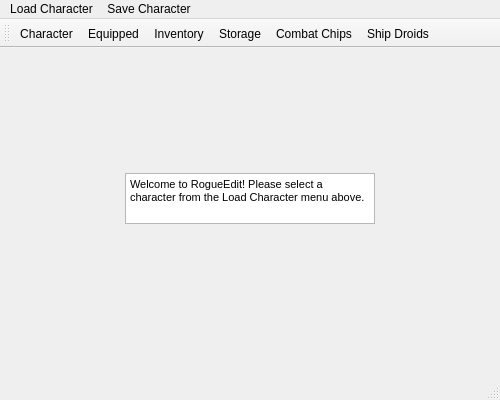
First picture: the form in mainwindow.ui, repository murfalo/RogueEdit, before the edit.
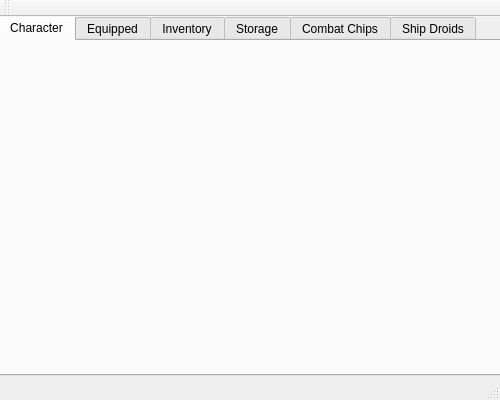
Second picture: the form after the edit.

Diff of the .ui file:
```diff
--- a/mainwindow.ui
+++ b/mainwindow.ui
@@ -49,31 +49,49 @@
 &lt;p style=&quot; margin-top:0px; margin-bottom:0px; margin-left:0px; margin-right:0px; -qt-block-indent:0; text-indent:0px;&quot;&gt;&lt;span style=&quot; font-size:8pt;&quot;&gt;Welcome to RogueEdit! Please select a character from the Load Character menu above.&lt;/span&gt;&lt;/p&gt;&lt;/body&gt;&lt;/html&gt;</string>
     </property>
    </widget>
-  </widget>
-  <widget class="QMenuBar" name="menuBar">
-   <property name="geometry">
-    <rect>
-     <x>0</x>
-     <y>0</y>
-     <width>500</width>
-     <height>21</height>
-    </rect>
-   </property>
-   <widget class="QMenu" name="menuLoad_Character">
-    <property name="cursor">
-     <cursorShape>ArrowCursor</cursorShape>
+   <widget class="QTabWidget" name="tabWidget">
+    <property name="geometry">
+     <rect>
+      <x>-2</x>
+      <y>-2</y>
+      <width>511</width>
+      <height>361</height>
+     </rect>
     </property>
-    <property name="title">
-     <string>Load Character</string>
+    <property name="currentIndex">
+     <number>0</number>
     </property>
+    <widget class="QWidget" name="tabCharacter">
+     <attribute name="title">
+      <string>Character</string>
+     </attribute>
+    </widget>
+    <widget class="QWidget" name="tabEquipped">
+     <attribute name="title">
+      <string>Equipped</string>
+     </attribute>
+    </widget>
+    <widget class="QWidget" name="tabInventory">
+     <attribute name="title">
+      <string>Inventory</string>
+     </attribute>
+    </widget>
+    <widget class="QWidget" name="tabStorage">
+     <attribute name="title">
+      <string>Storage</string>
+     </attribute>
+    </widget>
+    <widget class="QWidget" name="tabCombat_Chips">
+     <attribute name="title">
+      <string>Combat Chips</string>
+     </attribute>
+    </widget>
+    <widget class="QWidget" name="tabShip_Droids">
+     <attribute name="title">
+      <string>Ship Droids</string>
+     </attribute>
+    </widget>
    </widget>
-   <widget class="QMenu" name="menuSave_Player">
-    <property name="title">
-     <string>Save Character</string>
-    </property>
-   </widget>
-   <addaction name="menuLoad_Character"/>
-   <addaction name="menuSave_Player"/>
   </widget>
   <widget class="QStatusBar" name="statusBar"/>
   <widget class="QToolBar" name="mainToolBar">
@@ -81,45 +99,9 @@
     <enum>TopToolBarArea</enum>
    </attribute>
    <attribute name="toolBarBreak">
-    <bool>true</bool>
+    <bool>false</bool>
    </attribute>
-   <addaction name="actionCharacter"/>
-   <addaction name="actionEquipped"/>
-   <addaction name="actionInventory"/>
-   <addaction name="actionStorage"/>
-   <addaction name="actionCombat_Chips"/>
-   <addaction name="actionShip_Droids"/>
   </widget>
-  <action name="actionCharacter">
-   <property name="text">
-    <string>Character</string>
-   </property>
-  </action>
-  <action name="actionEquipped">
-   <property name="text">
-    <string>Equipped</string>
-   </property>
-  </action>
-  <action name="actionInventory">
-   <property name="text">
-    <string>Inventory</string>
-   </property>
-  </action>
-  <action name="actionStorage">
-   <property name="text">
-    <string>Storage</string>
-   </property>
-  </action>
-  <action name="actionCombat_Chips">
-   <property name="text">
-    <string>Combat Chips</string>
-   </property>
-  </action>
-  <action name="actionShip_Droids">
-   <property name="text">
-    <string>Ship Droids</string>
-   </property>
-  </action>
  </widget>
  <layoutdefault spacing="6" margin="11"/>
  <resources/>
```
